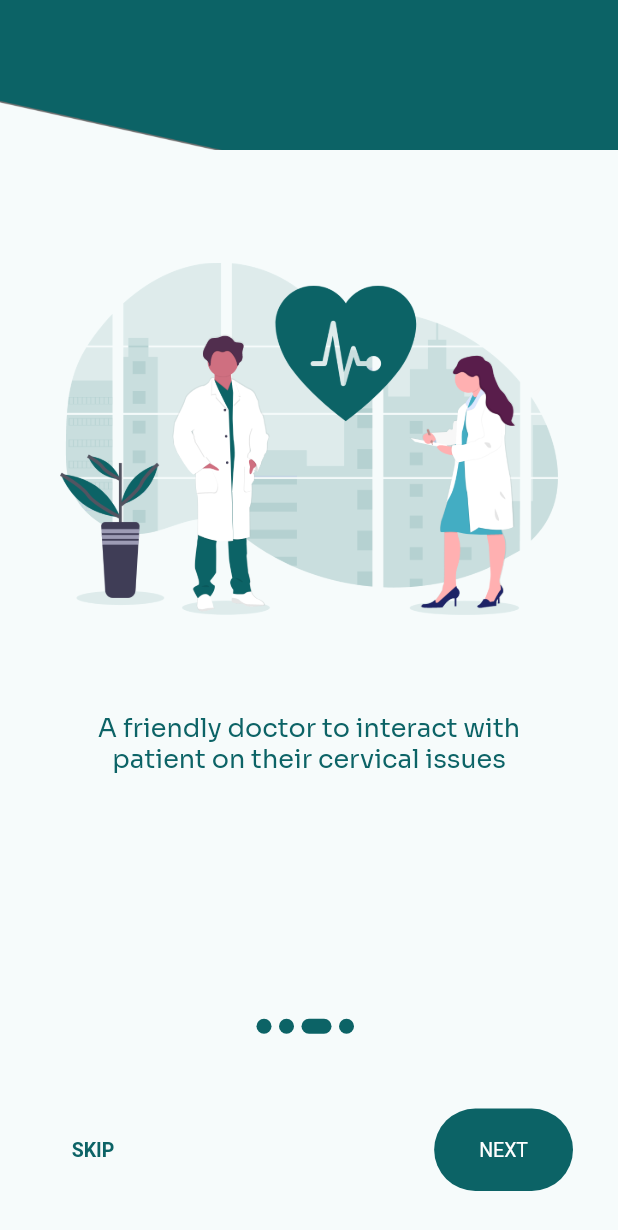
After one commit to janim2/servical, a Flutter app: the OnboardingScreen screen opened by its route, after a tap on "SKIP", on a phone screen of 412 x 824 dp. The commit adds this screen. Shown: the top 1230 px of the screen. Run offline on Flutter 3.47's test engine with Material 2 defaults, Android fonts, the phone set to English and light mode, and no system bars; our stand-ins replace connectivity_plus, get, shared_preferences; accounts and stored records are empty.

Commit message:
added intro screen

```diff
--- a/lib/core/utils/color_constant.dart
+++ b/lib/core/utils/color_constant.dart
@@ -5,6 +5,8 @@ class ColorConstant {
   static Color primary = fromHex('#0c6366');
 
   static Color secondary = fromHex('#f6fcfc');
+
+  static Color grey = fromHex('#f6fbfb');
 
   static Color white = fromHex('#ffffff');
 
--- /dev/null
+++ b/lib/presentation/onboarding_screen/binding/onboarding_screen_binding.dart
@@ -0,0 +1,9 @@
+import '../controller/onboarding_screen_controller.dart';
+import 'package:get/get.dart';
+
+class OnBoardingScreenBinding extends Bindings {
+  @override
+  void dependencies() {
+    Get.lazyPut(() => OnBoardingScreenController());
+  }
+}
--- /dev/null
+++ b/lib/presentation/onboarding_screen/controller/onboarding_screen_controller.dart
@@ -0,0 +1,13 @@
+import '/core/app_export.dart';
+
+class OnBoardingScreenController extends GetxController {
+  @override
+  void onReady() {
+    super.onReady();
+  }
+
+  @override
+  void onClose() {
+    super.onClose();
+  }
+}
--- /dev/null
+++ b/lib/presentation/onboarding_screen/onboarding_contents.dart
@@ -0,0 +1,35 @@
+import 'package:flutter/material.dart';
+
+class OnboardingContents {
+  final String title;
+  final String image;
+  final String desc;
+
+  OnboardingContents(
+      {required this.title, required this.image, required this.desc});
+}
+
+List<OnboardingContents> contents = [
+  OnboardingContents(
+    title: "",
+    image: "assets/images/intro_1.png",
+    desc: "A highly medical patient-doctor interaction platform.",
+  ),
+  OnboardingContents(
+    title: "",
+    image: "assets/images/intro_2.png",
+    desc:
+        "An anonymous profile which will help protect the identity of patient",
+  ),
+  OnboardingContents(
+    title: "",
+    image: "assets/images/intro_3.png",
+    desc: "A friendly doctor to interact with patient on their cervical issues",
+  ),
+  OnboardingContents(
+    title: "",
+    image: "assets/images/intro_4.png",
+    desc:
+        "An online community to share ideas related to Cervical Cancer issues",
+  ),
+];
--- /dev/null
+++ b/lib/presentation/onboarding_screen/onboarding_screen.dart
@@ -0,0 +1,193 @@
+import 'package:flutter/material.dart';
+import 'package:servical/presentation/onboarding_screen/onboarding_contents.dart';
+
+import '../../core/app_export.dart';
+
+class OnboardingScreen extends StatefulWidget {
+  const OnboardingScreen({Key? key}) : super(key: key);
+
+  @override
+  State<OnboardingScreen> createState() => _OnboardingScreenState();
+}
+
+class _OnboardingScreenState extends State<OnboardingScreen> {
+  final _controller = PageController();
+  int _currentPage = 0;
+  List colors = [
+    ColorConstant.grey,
+    ColorConstant.grey,
+    ColorConstant.grey,
+    ColorConstant.grey
+  ];
+
+  AnimatedContainer _buildDots({int? index}) {
+    return AnimatedContainer(
+      duration: const Duration(milliseconds: 200),
+      decoration: BoxDecoration(
+        borderRadius: BorderRadius.all(
+          Radius.circular(50),
+        ),
+        color: ColorConstant.primary,
+      ),
+      margin: const EdgeInsets.only(right: 5),
+      height: 10,
+      curve: Curves.easeIn,
+      width: _currentPage == index ? 20 : 10,
+    );
+  }
+
+  @override
+  Widget build(BuildContext context) {
+    return Scaffold(
+      backgroundColor: colors[_currentPage],
+      body: SafeArea(
+        child: Column(
+          children: [
+            Image.asset(
+              "assets/images/intro_1_top.png",
+              fit: BoxFit.cover,
+              width: size.width,
+              height: 100,
+            ),
+            Expanded(
+              flex: 4,
+              child: PageView.builder(
+                controller: _controller,
+                onPageChanged: (value) => setState(() => _currentPage = value),
+                itemCount: contents.length,
+                itemBuilder: (context, i) {
+                  return Container(
+                    // color: colors[i],
+                    child: Padding(
+                      padding: const EdgeInsets.all(40.0),
+                      child: Column(
+                        children: [
+                          Image.asset(
+                            contents[i].image,
+                            height: size.height / 2.7,
+                          ),
+                          SizedBox(
+                            height: (size.height >= 840) ? 60 : 30,
+                          ),
+                          // Text(
+                          //   contents[i].title,
+                          //   textAlign: TextAlign.center,
+                          //   style: TextStyle(
+                          //     fontFamily: "Sora",
+                          //     fontWeight: FontWeight.w600,
+                          //     fontSize: (size.width <= 550) ? 30 : 35,
+                          //   ),
+                          // ),
+                          // SizedBox(
+                          //   height: 15,
+                          // ),
+                          Text(
+                            contents[i].desc,
+                            style: TextStyle(
+                              fontFamily: "Sora",
+                              color: ColorConstant.primary,
+                              fontWeight: FontWeight.w300,
+                              fontSize: (size.width <= 550) ? 17 : 25,
+                            ),
+                            textAlign: TextAlign.center,
+                          )
+                        ],
+                      ),
+                    ),
+                  );
+                },
+              ),
+            ),
+            Expanded(
+              flex: 1,
+              child: Column(
+                mainAxisAlignment: MainAxisAlignment.spaceBetween,
+                children: [
+                  Row(
+                    mainAxisAlignment: MainAxisAlignment.center,
+                    children: List.generate(
+                      contents.length,
+                      (int index) => _buildDots(index: index),
+                    ),
+                  ),
+                  _currentPage + 1 == contents.length
+                      ? Padding(
+                          padding: const EdgeInsets.all(30),
+                          child: ElevatedButton(
+                            onPressed: () {
+                              Get.toNamed(AppRoutes.loginRoute);
+                            },
+                            child: Text("START"),
+                            style: ElevatedButton.styleFrom(
+                              primary: ColorConstant.primary,
+                              shape: new RoundedRectangleBorder(
+                                borderRadius: BorderRadius.circular(50),
+                              ),
+                              padding: (size.width <= 550)
+                                  ? EdgeInsets.symmetric(
+                                      horizontal: 100, vertical: 20)
+                                  : EdgeInsets.symmetric(
+                                      horizontal: size.width * 0.2,
+                                      vertical: 25),
+                              textStyle: TextStyle(
+                                  fontSize: (size.width <= 550) ? 13 : 17),
+                            ),
+                          ),
+                        )
+                      : Padding(
+                          padding: const EdgeInsets.all(30),
+                          child: Row(
+                            mainAxisAlignment: MainAxisAlignment.spaceBetween,
+                            children: [
+                              TextButton(
+                                onPressed: () {
+                                  _controller.jumpToPage(2);
+                                },
+                                child: Text(
+                                  "SKIP",
+                                  style:
+                                      TextStyle(color: ColorConstant.primary),
+                                ),
+                                style: TextButton.styleFrom(
+                                  elevation: 0,
+                                  textStyle: TextStyle(
+                                    fontWeight: FontWeight.w600,
+                                    fontSize: (size.width <= 550) ? 13 : 17,
+                                  ),
+                                ),
+                              ),
+                              ElevatedButton(
+                                onPressed: () {
+                                  _controller.nextPage(
+                                    duration: Duration(milliseconds: 200),
+                                    curve: Curves.easeIn,
+                                  );
+                                },
+                                child: Text("NEXT"),
+                                style: ElevatedButton.styleFrom(
+                                  primary: ColorConstant.primary,
+                                  shape: new RoundedRectangleBorder(
+                                    borderRadius: BorderRadius.circular(50),
+                                  ),
+                                  elevation: 0,
+                                  padding: (size.width <= 550)
+                                      ? EdgeInsets.symmetric(
+                                          horizontal: 30, vertical: 20)
+                                      : EdgeInsets.symmetric(
+                                          horizontal: 30, vertical: 25),
+                                  textStyle: TextStyle(
+                                      fontSize: (size.width <= 550) ? 13 : 17),
+                                ),
+                              ),
+                            ],
+                          ),
+                        )
+                ],
+              ),
+            ),
+          ],
+        ),
+      ),
+    );
+  }
+}
--- a/lib/presentation/splash_screen/controller/splash_screen_controller.dart
+++ b/lib/presentation/splash_screen/controller/splash_screen_controller.dart
@@ -15,7 +15,7 @@ class SplashScreenController extends GetxController {
   startTime() async {
     var _duration = new Duration(seconds: 4);
     return new Timer(_duration, () {
-      Get.toNamed(AppRoutes.loginRoute);
+      Get.toNamed(AppRoutes.onboardingRoute);
     });
   }
 
--- a/lib/routes/app_routes.dart
+++ b/lib/routes/app_routes.dart
@@ -5,6 +5,8 @@ import 'package:servical/presentation/doctor_signup_screen/doctor_signup_screen.
 import 'package:servical/presentation/doctor_verification_screen/binding/doctor_verification_screen_binding.dart';
 import 'package:servical/presentation/doctor_verification_screen/doctor_verification_screen.dart';
 import 'package:servical/presentation/forgot_password_screen/forgot_password_screen.dart';
+import 'package:servical/presentation/onboarding_screen/binding/onboarding_screen_binding.dart';
+import 'package:servical/presentation/onboarding_screen/onboarding_screen.dart';
 import 'package:servical/presentation/signup_screen/binding/signup_screen_binding.dart';
 import 'package:servical/presentation/signup_screen/signup_screen.dart';
 
@@ -15,6 +17,12 @@ import '../presentation/splash_screen/binding/splash_screen_binding.dart';
 import '../presentation/splash_screen/splash_screen.dart';
 
 class AppRoutes {
+  //ONBOARDING
+
+  static String onboardingRoute = '/onBoardingRoute';
+
+  //AUTH & REGISTRATION
+
   static String initialRoute = '/initialRoute';
 
   static String loginRoute = '/loginRoute';
@@ -75,6 +83,13 @@ class AppRoutes {
       ],
     ),
     GetPage(
+      name: onboardingRoute,
+      page: () => OnboardingScreen(),
+      bindings: [
+        OnBoardingScreenBinding(),
+      ],
+    ),
+    GetPage(
       name: initialRoute,
       page: () => SplashScreen(),
       bindings: [
```
Also changed, not shown: assets/images/intro_1.png (added), assets/images/intro_1_top.png (added), assets/images/intro_2.png (added), assets/images/intro_3.png (added), assets/images/intro_4.png (added).
